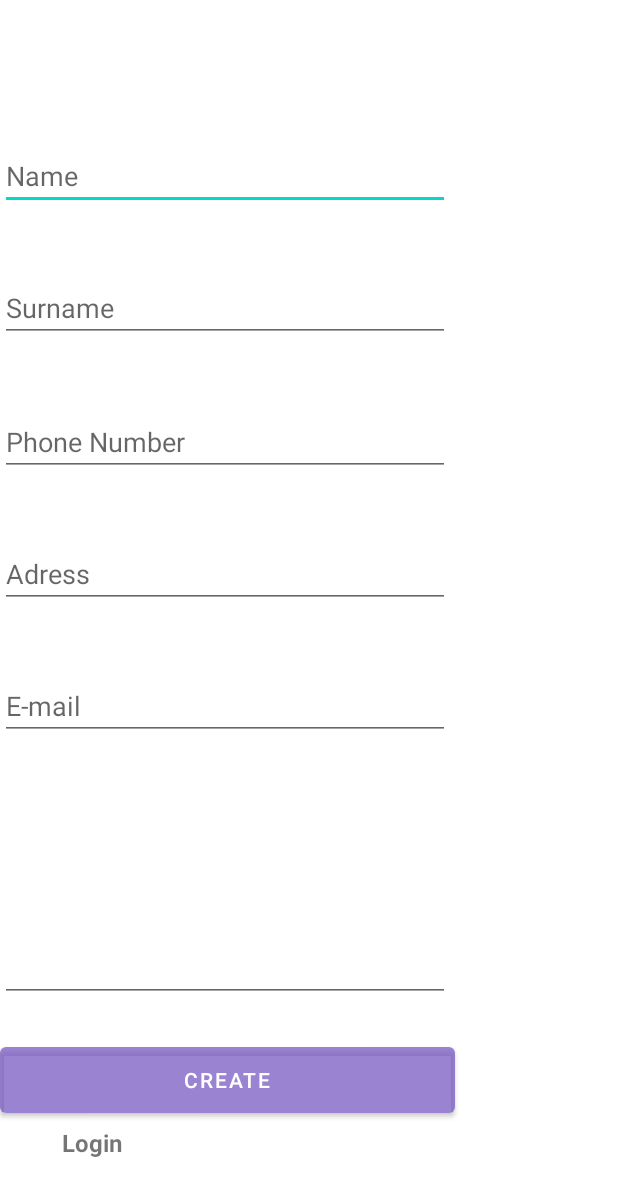
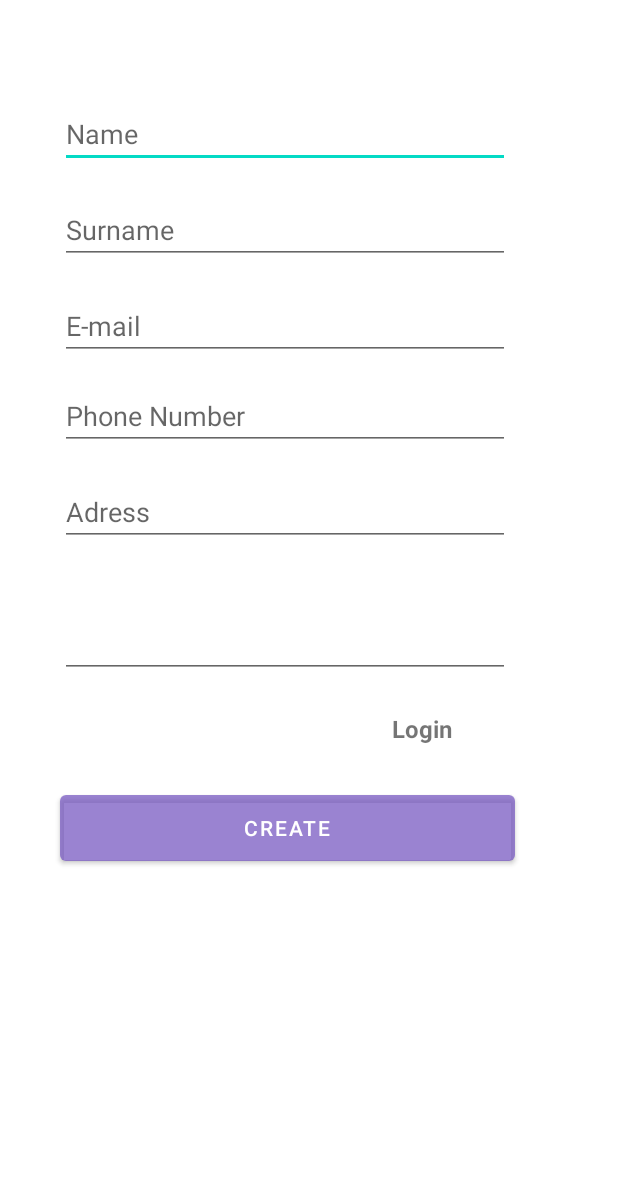
Before and after one commit to StarHack-SilverArrow/Starhack-Hackathon, an Android app: the SignUpActivity screen opened directly, with no data from a screen before it, on a phone screen of 412 x 824 dp. Shown: the top 1196 px of the screen. Run offline under Robolectric (Android 15) with nearby library versions, the phone set to English and light mode, and no system bars.

Commit message:
sign up / sign in
hatalar çozuldu

```diff
--- a/mobileApp/app/src/main/java/com/example/silverarrowmobileapp/LoginActivity.java
+++ b/mobileApp/app/src/main/java/com/example/silverarrowmobileapp/LoginActivity.java
@@ -3,6 +3,7 @@ package com.example.silverarrowmobileapp;
 import androidx.appcompat.app.AppCompatActivity;
 
 import android.os.Bundle;
+import android.view.View;
 
 public class LoginActivity extends AppCompatActivity {
 
@@ -11,4 +12,7 @@ public class LoginActivity extends AppCompatActivity {
         super.onCreate(savedInstanceState);
         setContentView(R.layout.activity_login);
     }
+
+    public void login(View view) {
+    }
 }
--- a/mobileApp/app/src/main/res/layout/activity_sign_up.xml
+++ b/mobileApp/app/src/main/res/layout/activity_sign_up.xml
@@ -7,88 +7,76 @@
     tools:context=".SignUpActivity">
 
 
+    <LinearLayout
+        android:layout_width="match_parent"
+        android:layout_height="match_parent"
+        android:orientation="vertical">
+
         <EditText
             android:id="@+id/editTextTextPersonName2"
             android:layout_width="300dp"
             android:layout_height="44dp"
-        android:layout_marginTop="96dp"
+            android:layout_marginStart="40dp"
+            android:layout_marginTop="68dp"
+            android:layout_marginBottom="20dp"
             android:ems="10"
             android:hint="Name"
             android:inputType="textPersonName"
-        app:layout_constraintEnd_toEndOf="@+id/editTextTextPersonName3"
-        app:layout_constraintStart_toStartOf="@+id/editTextTextPersonName3"
-        app:layout_constraintTop_toTopOf="parent" />
+            tools:ignore="TouchTargetSizeCheck" />
 
         <EditText
             android:id="@+id/editTextTextPersonName3"
             android:layout_width="300dp"
             android:layout_height="44dp"
-        android:layout_marginTop="44dp"
+            android:layout_marginStart="40dp"
+            android:layout_marginBottom="20dp"
             android:ems="10"
             android:hint="Surname"
             android:inputType="textPersonName"
-        app:layout_constraintEnd_toEndOf="@+id/editTextNumber"
-        app:layout_constraintStart_toStartOf="@+id/editTextNumber"
-        app:layout_constraintTop_toBottomOf="@+id/editTextTextPersonName2" />
+            tools:ignore="TouchTargetSizeCheck" />
 
         <EditText
             android:id="@+id/editTextPhone"
             android:layout_width="300dp"
             android:layout_height="44dp"
-        android:layout_marginTop="44dp"
+            android:layout_marginStart="40dp"
+            android:layout_marginBottom="20dp"
             android:ems="10"
             android:hint="E-mail"
             android:inputType="phone"
-        app:layout_constraintBottom_toTopOf="@+id/editTextDate"
-        app:layout_constraintEnd_toEndOf="@+id/editTextTextEmailAddress"
-        app:layout_constraintHorizontal_bias="0.0"
-        app:layout_constraintStart_toStartOf="@+id/editTextTextEmailAddress"
-        app:layout_constraintTop_toBottomOf="@+id/editTextTextEmailAddress"
-        app:layout_constraintVertical_bias="0.0"
-        app:layout_goneMarginTop="44dp" />
+            tools:ignore="TouchTargetSizeCheck" />
+
 
         <EditText
-        android:id="@+id/editTextTextEmailAddress"
+            android:id="@+id/editTextNumber"
+            android:layout_width="300dp"
+            android:layout_height="40dp"
+            android:layout_marginStart="40dp"
+            android:layout_marginBottom="20dp"
+            android:ems="10"
+            android:hint="Phone Number"
+            android:inputType="number"
+            tools:ignore="TouchTargetSizeCheck" />
+
+        <EditText
+            android:id="@+id/editTextAddress"
             android:layout_width="300dp"
             android:layout_height="44dp"
-        android:ems="10"
+            android:layout_marginStart="40dp"
+            android:layout_marginBottom="20dp"
             android:hint="Adress"
-        android:layout_marginTop="44dp"
-        android:inputType="textEmailAddress"
-        app:layout_constraintTop_toBottomOf="@+id/editTextNumber"
-        tools:layout_editor_absoluteX="40dp" />
+            tools:ignore="TouchTargetSizeCheck" />
 
         <EditText
             android:id="@+id/editTextDate"
             android:layout_width="300dp"
             android:layout_height="44dp"
-        android:layout_marginBottom="156dp"
+            android:layout_marginStart="40dp"
+            android:layout_marginTop="24dp"
+            android:layout_marginBottom="20dp"
             android:ems="10"
             android:inputType="date"
-        app:layout_constraintBottom_toBottomOf="parent"
-        app:layout_constraintEnd_toEndOf="@+id/editTextPhone"
-        app:layout_constraintStart_toStartOf="@+id/editTextPhone" />
-
-    <EditText
-        android:id="@+id/editTextNumber"
-        android:layout_width="300dp"
-        android:layout_height="wrap_content"
-        android:layout_marginTop="44dp"
-        android:ems="10"
-        android:hint="Phone Number"
-        android:inputType="number"
-        app:layout_constraintEnd_toEndOf="@+id/editTextTextEmailAddress"
-        app:layout_constraintStart_toStartOf="@+id/editTextTextEmailAddress"
-        app:layout_constraintTop_toBottomOf="@+id/editTextTextPersonName3" />
-
-    <Button
-        android:id="@+id/button2"
-        android:layout_width="303dp"
-        android:layout_height="56dp"
-        android:layout_marginTop="24dp"
-        android:text="create"
-        app:layout_constraintTop_toBottomOf="@+id/editTextDate"
-        tools:layout_editor_absoluteX="40dp" />
+            tools:ignore="TouchTargetSizeCheck,SpeakableTextPresentCheck" />
 
         <TextView
             android:id="@+id/textView4"
@@ -97,9 +85,16 @@
             android:gravity="center"
             android:text="Login"
             android:textSize="16dp"
-        android:textStyle="bold"
-        app:layout_constraintBottom_toBottomOf="parent"
-        app:layout_constraintTop_toBottomOf="@+id/button2"
-        app:layout_constraintVertical_bias="0.0"
-        tools:layout_editor_absoluteX="228dp" />
+            android:layout_marginStart="220dp"
+            android:textStyle="bold" />
+
+        <Button
+            android:id="@+id/button2"
+            android:layout_width="303dp"
+            android:layout_height="56dp"
+            android:layout_marginTop="24dp"
+            android:layout_marginStart="40dp"
+            android:text="create" />
+    </LinearLayout>
+
 </androidx.constraintlayout.widget.ConstraintLayout>
```
Also changed, not shown: mobileApp/app/src/main/res/layout/activity_login.xml (+27 -20 lines). Lines whose indentation alone changed are shown as unchanged.
